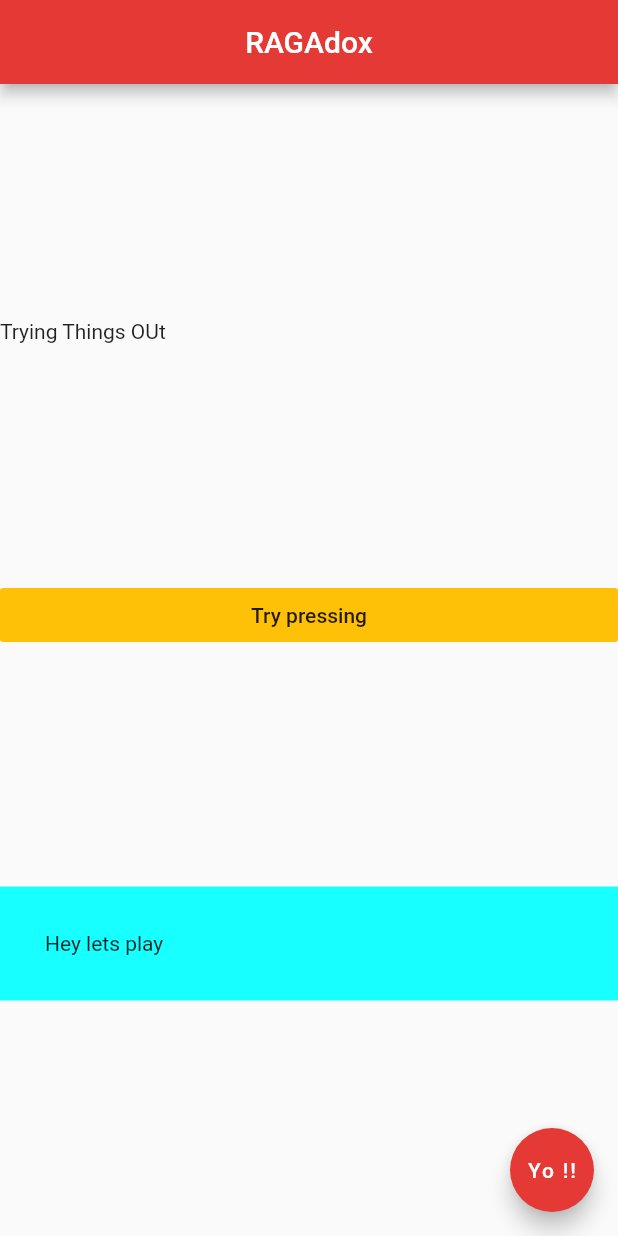
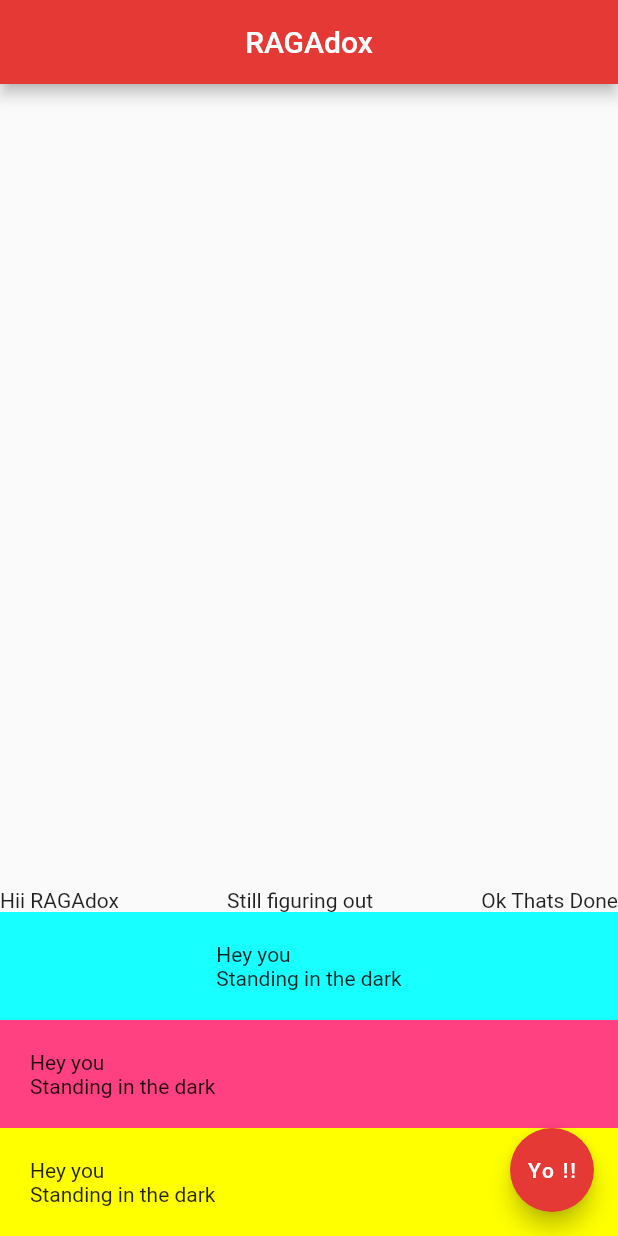
Before and after one commit to RAGAdox/FlutterApp, a Flutter app: the screen it shows after launch, on a phone screen of 412 x 824 dp. Run offline on Flutter 3.47's test engine with Material 2 defaults, Android fonts, the phone set to English and light mode, and no system bars.

Commit message:
Layout Practices

```diff
--- a/lib/main.dart
+++ b/lib/main.dart
@@ -15,23 +15,34 @@ class Home extends StatelessWidget{
         backgroundColor: Colors.red[600],
       ),
       body:Column(
-        mainAxisAlignment: MainAxisAlignment.spaceEvenly,
+        mainAxisAlignment: MainAxisAlignment.end,
         crossAxisAlignment: CrossAxisAlignment.stretch,
         children: <Widget>[
-          Text('Trying Things OUt'),
-          FlatButton(
-              onPressed: ()
-              {
-                print('lets press harder');
-                },
-              color: Colors.amber,
-              child: Text('Try pressing')
+          Row(
+            mainAxisAlignment: MainAxisAlignment.spaceBetween,
+            children: <Widget>[
+              Text('Hii RAGAdox'),
+              Text('Still figuring out'),
+              Text('Ok Thats Done')
+            ],
           ),
           Container(
+            padding: EdgeInsets.all(20.0),
             color: Colors.cyanAccent,
-            padding: EdgeInsets.all(30.0),
-            child: Text('Hey lets play '),
-          )
+            child: Center(
+                child:Text('Hey you \nStanding in the dark')),
+
+          ),
+          Container(
+            padding: EdgeInsets.all(20.0),
+            color: Colors.pinkAccent,
+            child: Text('Hey you \nStanding in the dark'),
+          ),
+          Container(
+            padding: EdgeInsets.all(20.0),
+            color: Colors.yellowAccent,
+            child: Text('Hey you \nStanding in the dark'),
+          ),
         ],
       ),
       floatingActionButton: FloatingActionButton(
```
